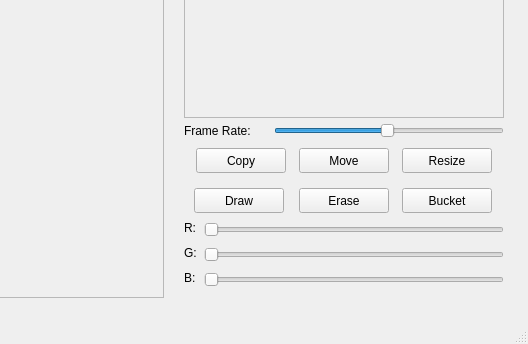
JonWiggins/PixamaSpriteEditor, file pixamawindow.ui: the form before one commit; both pictures show x 356 to 884 and y 258 to 602 of the 884 by 602 pixel window.
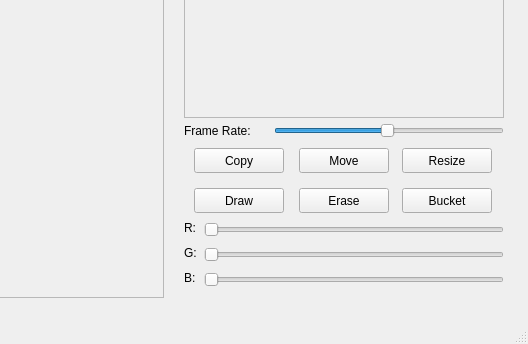
The form after the commit.

Patch:
```diff
--- a/pixamawindow.ui
+++ b/pixamawindow.ui
@@ -75,7 +75,7 @@
    <widget class="QPushButton" name="copyButton">
     <property name="geometry">
      <rect>
-      <x>552</x>
+      <x>550</x>
       <y>370</y>
       <width>90</width>
       <height>25</height>
```
Left out of the diff: 45 changed lines with no effect on the pictures.
